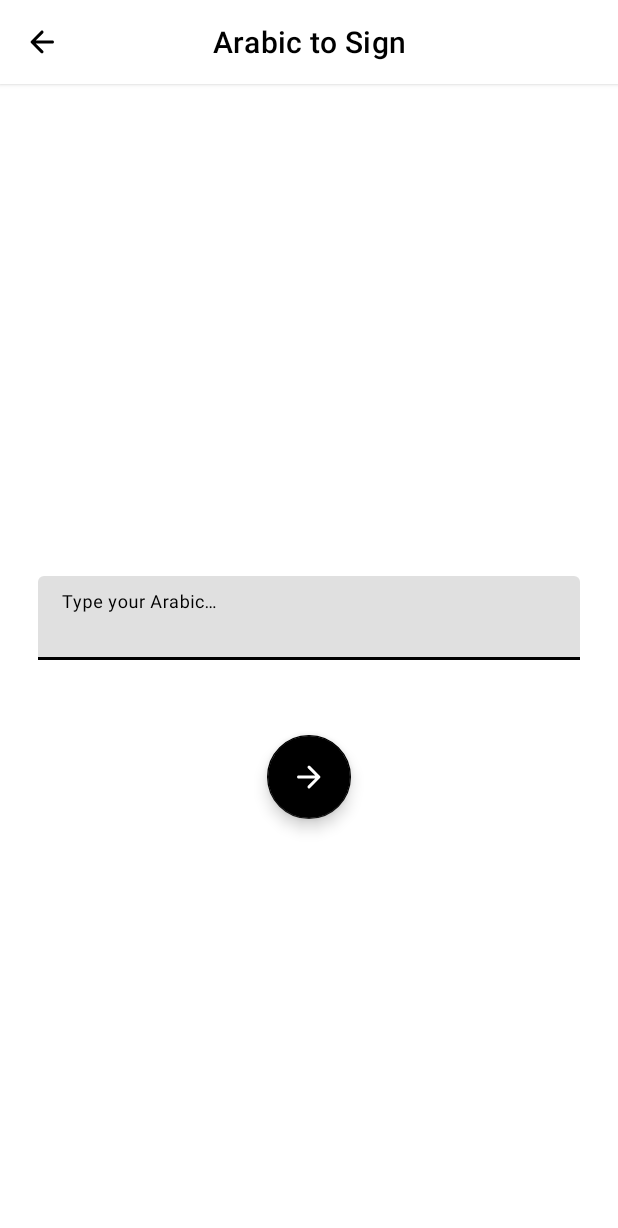
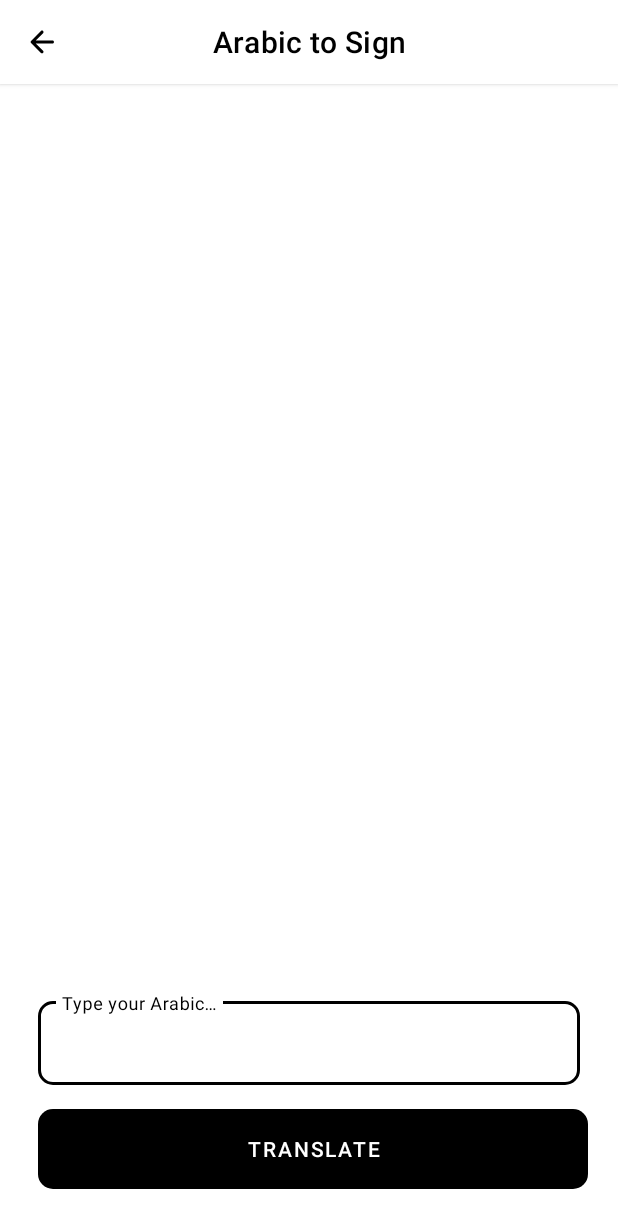
Before and after one commit to typ-AhmedSleem/HandTalk, an Android app: the layout activity_a2s_translator.xml on its own in the app's theme, with its tools: preview values and no code run, on a phone screen of 412 x 824 dp. Shown: the top 1228 px of the screen. Run offline under Robolectric (Android 15) with nearby library versions, the phone set to English and light mode, and no system bars.

Commit message:
a2s-translator: nearly finished Arabic to Sign Translation feature but needs testing

```diff
--- a/app/src/main/java/com/typ/handtalk/ui/a2s/Arabic2SignTranslatorActivity.kt
+++ b/app/src/main/java/com/typ/handtalk/ui/a2s/Arabic2SignTranslatorActivity.kt
@@ -3,9 +3,13 @@ package com.typ.handtalk.ui.a2s
 import android.os.Bundle
 import androidx.appcompat.app.AppCompatActivity
 import com.typ.handtalk.core.a2s.Arabic2SignTranslator
-import com.typ.handtalk.core.a2s.playables.A2SignPlayableImage
-import com.typ.handtalk.core.a2s.playables.A2SignPlayableVideo
 import com.typ.handtalk.databinding.ActivityA2sTranslatorBinding
+import kotlinx.coroutines.DelicateCoroutinesApi
+import kotlinx.coroutines.Dispatchers
+import kotlinx.coroutines.GlobalScope
+import kotlinx.coroutines.delay
+import kotlinx.coroutines.launch
+import kotlinx.coroutines.withContext
 
 class Arabic2SignTranslatorActivity : AppCompatActivity() {
 
@@ -15,26 +19,30 @@ class Arabic2SignTranslatorActivity : AppCompatActivity() {
     private lateinit var binding: ActivityA2sTranslatorBinding
     private lateinit var translator: Arabic2SignTranslator
 
+    @OptIn(DelicateCoroutinesApi::class)
     override fun onCreate(savedInstanceState: Bundle?) {
         super.onCreate(savedInstanceState)
         supportActionBar?.hide()
         binding = ActivityA2sTranslatorBinding.inflate(layoutInflater)
         binding.toolbar.setNavigationOnClickListener { finish() }
-        binding.fabTranslateA2s.setOnClickListener {
+        binding.btnTranslateA2s.setOnClickListener {
             if (prompt.isEmpty()) return@setOnClickListener
             val translation = translator.translate(prompt)
-            translation.values.forEach { playable ->
-                if (playable == null) return@forEach
-                when (playable) {
-                    is A2SignPlayableImage -> {
-                        // TODO: Show image in the A2SPlayableView
-                    }
-
-                    is A2SignPlayableVideo -> {
-                        // TODO: Show video in the A2SPlayableView
+            GlobalScope.launch(Dispatchers.IO) {
+                translation.values.forEach { playable ->
+                    if (playable != null) {
+                        withContext(Dispatchers.Main) {
+                            binding.a2sTranslationPlayerView.display(playable)
+                        }
+                        delay(DELAY_TIME)
                     }
                 }
             }
         }
     }
+
+    companion object {
+        const val DELAY_TIME = 1000L
+    }
+
 }
--- a/app/src/main/res/layout/activity_a2s_translator.xml
+++ b/app/src/main/res/layout/activity_a2s_translator.xml
@@ -18,43 +18,57 @@
         app:titleCentered="true"
         app:titleTextColor="@color/colorPrimary" />
 
+    <com.typ.handtalk.ui.a2s.views.A2SPlayablePlayerView
+        android:id="@+id/a2s_translation_player_view"
+        android:layout_width="match_parent"
+        android:layout_height="300dp"
+        android:layout_margin="25dp"
+        app:layout_constraintTop_toBottomOf="@id/toolbar" />
+
     <com.google.android.material.textfield.TextInputLayout
         android:id="@+id/til_a2s_prompt"
         android:layout_width="match_parent"
         android:layout_height="wrap_content"
         android:layout_marginStart="25dp"
         android:layout_marginEnd="25dp"
-        android:layout_marginBottom="?attr/actionBarSize"
+        android:layout_marginBottom="10dp"
+        app:boxBackgroundColor="@color/transparent"
         android:hint="@string/prompt_a2s"
         android:textAlignment="viewStart"
-        app:boxBackgroundMode="filled"
-        app:hintAnimationEnabled="true"
-        app:layout_constraintBottom_toBottomOf="parent"
-        app:layout_constraintTop_toBottomOf="@id/toolbar">
+        app:boxBackgroundMode="outline"
+        app:boxCornerRadiusBottomEnd="@dimen/defaultButtonCornerRadius"
+        app:boxCornerRadiusBottomStart="@dimen/defaultButtonCornerRadius"
+        app:boxCornerRadiusTopEnd="@dimen/defaultButtonCornerRadius"
+        app:boxCornerRadiusTopStart="@dimen/defaultButtonCornerRadius"
+        app:expandedHintEnabled="true"
+        app:layout_constraintBottom_toTopOf="@id/btn_translate_a2s"
+        app:layout_constraintStart_toStartOf="parent">
 
         <com.google.android.material.textfield.TextInputEditText
             android:layout_width="match_parent"
             android:layout_height="match_parent"
             android:gravity="start"
+            android:maxLength="100"
             android:inputType="text"
             android:textAlignment="viewStart"
             android:textColor="@color/colorTextTitle" />
 
     </com.google.android.material.textfield.TextInputLayout>
 
-    <com.google.android.material.floatingactionbutton.FloatingActionButton
-        android:id="@+id/fab_translate_a2s"
-        android:layout_width="wrap_content"
-        android:layout_height="wrap_content"
+    <com.google.android.material.button.MaterialButton
+        android:id="@+id/btn_translate_a2s"
+        style="@style/DefaultMaterialButtonStyle"
+        android:layout_width="match_parent"
+        android:layout_height="@dimen/defaultButtonHeight"
+        android:layout_marginStart="25dp"
+        android:layout_marginEnd="20dp"
         android:layout_marginTop="50dp"
         android:importantForAccessibility="no"
-        android:rotation="180"
-        android:src="@drawable/ic_arrow_to_left"
+        android:layout_marginBottom="25dp"
         app:backgroundTint="@color/colorPrimary"
-        app:layout_constraintEnd_toEndOf="parent"
-        app:layout_constraintStart_toStartOf="parent"
-        app:layout_constraintTop_toBottomOf="@id/til_a2s_prompt"
-        app:pressedTranslationZ="0dp"
+        android:text="@string/translate"
+        app:cornerRadius="@dimen/defaultButtonCornerRadius"
+        app:layout_constraintBottom_toBottomOf="parent"
         app:rippleColor="@color/rippleForColorPrimary"
         app:tint="@color/colorOnPrimary" />
 
--- a/app/src/main/res/values/strings.xml
+++ b/app/src/main/res/values/strings.xml
@@ -81,5 +81,6 @@
     <string name="permissions_granted">Camera permission granted</string>
     <string name="permissions_denied">Camera permission denied</string>
     <string name="prompt_a2s">Type your Arabic…</string>
+    <string name="translate">Translate</string>
 
 </resources>
```
